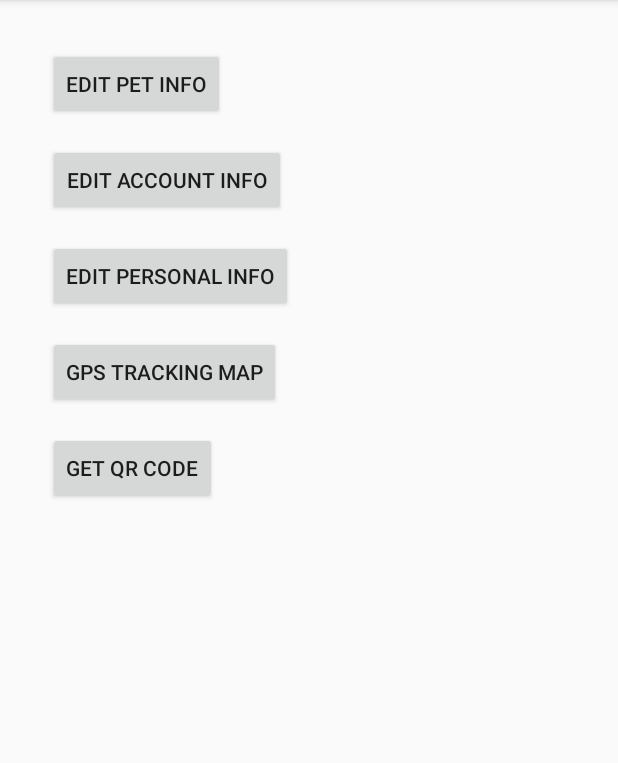
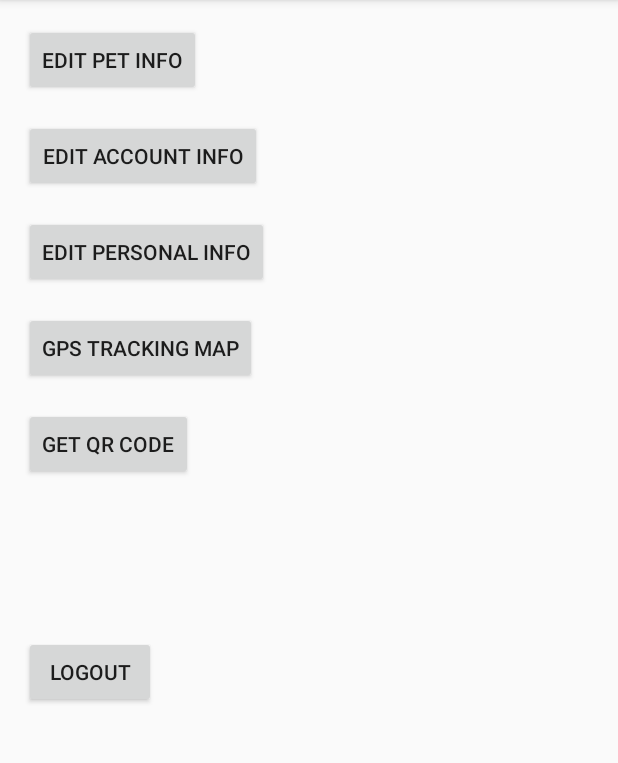
Before and after one commit to jameshoang2709/PeTracker, an Android app: the MainActivity screen opened directly, with no data from a screen before it, on a phone screen of 412 x 824 dp, the part 84-847 px from its top. Run offline under Robolectric (Android 15) with nearby library versions, the light colour scheme and no system bars; network calls fail.

Commit message:
added logout portion

```diff
--- a/app/src/main/java/com/example/petracker/MainActivity.java
+++ b/app/src/main/java/com/example/petracker/MainActivity.java
@@ -77,4 +77,10 @@ public class MainActivity extends AppCompatActivity {
         intent.putExtra("userId", userId);
         startActivity(intent);
     }
+
+    public void toLogin (View view) {
+        Intent intent = new Intent(this, UserLogin.class);
+        startActivity(intent);
+    }
+
 }
--- a/app/src/main/res/layout/activity_main.xml
+++ b/app/src/main/res/layout/activity_main.xml
@@ -4,15 +4,11 @@
     xmlns:tools="http://schemas.android.com/tools"
     android:layout_width="match_parent"
     android:layout_height="match_parent"
-    android:paddingLeft="@dimen/activity_horizontal_margin"
-    android:paddingTop="@dimen/activity_vertical_margin"
-    android:paddingRight="@dimen/activity_horizontal_margin"
-    android:paddingBottom="@dimen/activity_vertical_margin"
     tools:context=".MainActivity">
 
     <Button
         android:id="@+id/button"
-        android:layout_width="0dp"
+        android:layout_width="wrap_content"
         android:layout_height="wrap_content"
         android:layout_marginStart="16dp"
         android:layout_marginTop="16dp"
@@ -23,7 +19,7 @@
 
     <Button
         android:id="@+id/button2"
-        android:layout_width="0dp"
+        android:layout_width="wrap_content"
         android:layout_height="wrap_content"
         android:layout_marginStart="16dp"
         android:layout_marginTop="16dp"
@@ -61,8 +57,19 @@
         android:layout_marginStart="16dp"
         android:layout_marginTop="16dp"
         android:onClick="toGetQRCode"
-        android:text="Get QR Code"
+        android:text="@string/get_qr_code"
         app:layout_constraintStart_toStartOf="parent"
         app:layout_constraintTop_toBottomOf="@+id/button6" />
 
+    <Button
+        android:id="@+id/button8"
+        android:layout_width="wrap_content"
+        android:layout_height="wrap_content"
+        android:layout_marginStart="16dp"
+        android:layout_marginTop="104dp"
+        android:onClick="toLogin"
+        android:text="@string/logout"
+        app:layout_constraintStart_toStartOf="parent"
+        app:layout_constraintTop_toBottomOf="@+id/button7" />
+
 </androidx.constraintlayout.widget.ConstraintLayout>
--- a/app/src/main/res/values/strings.xml
+++ b/app/src/main/res/values/strings.xml
@@ -18,4 +18,6 @@
     <string name="customer_name">Full Name</string>
     <string name="email_address">Email Address</string>
     <string name="phone_number">Phone Number</string>
+    <string name="logout">Logout</string>
+    <string name="get_qr_code">Get QR Code</string>
 </resources>
```
